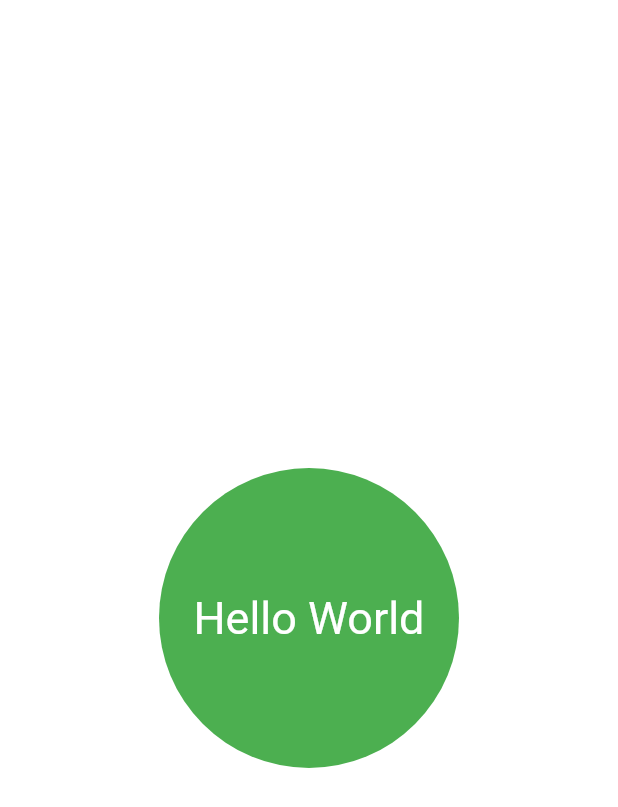
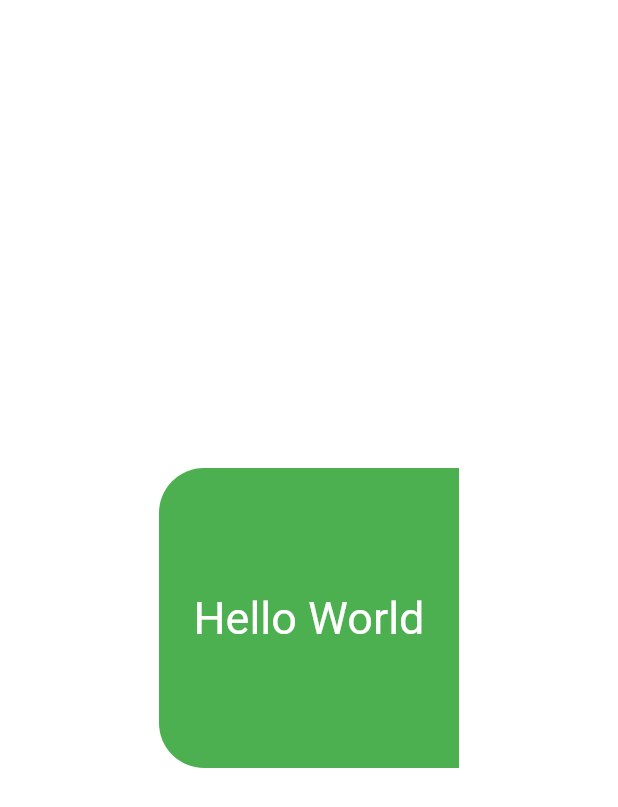
Before and after one commit to brayamhuaman/project3, a Flutter app: the screen it shows after launch, on a phone screen of 412 x 824 dp. Shown: the top 807 px of the screen. Run offline on Flutter 3.47's test engine with Material 3 defaults, Android fonts, the phone set to English and light mode, and no system bars.

Commit message:
border radius

```diff
--- a/lib/pages/containerpage.dart
+++ b/lib/pages/containerpage.dart
@@ -11,14 +11,13 @@ class ContainerPage extends StatelessWidget {
           width: 200.0,
           height: 200.0,
           alignment: Alignment.center,
-          decoration: BoxDecoration(
+          decoration: const BoxDecoration(
             color: Colors.green,
-            borderRadius: BorderRadius.all(Radius.circular(100.0)),
-
-          ),
-          child: const Text('Hello World'),
-        ),
-      ),
-    );
+            borderRadius: BorderRadius.only(topLeft:Radius.circular(30.0),
+            bottomLeft: Radius.circular(30.0),
+            )),
+          child: const Text('Hello World')),
+                  ),
+      );
   }
 }
```
